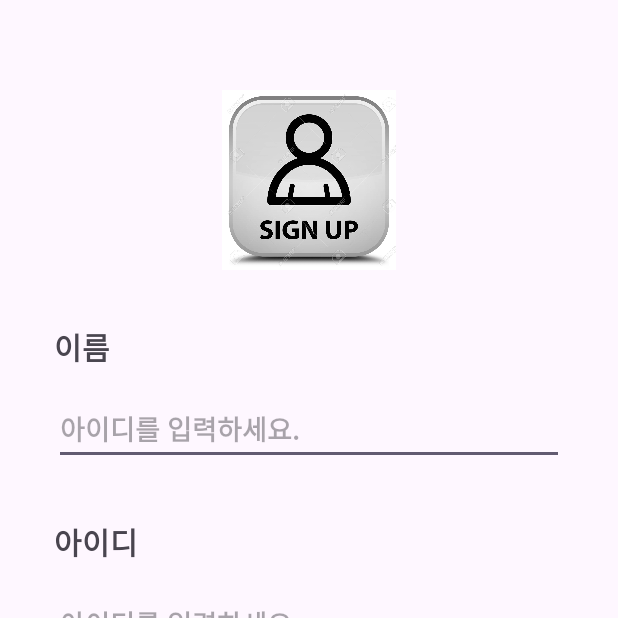
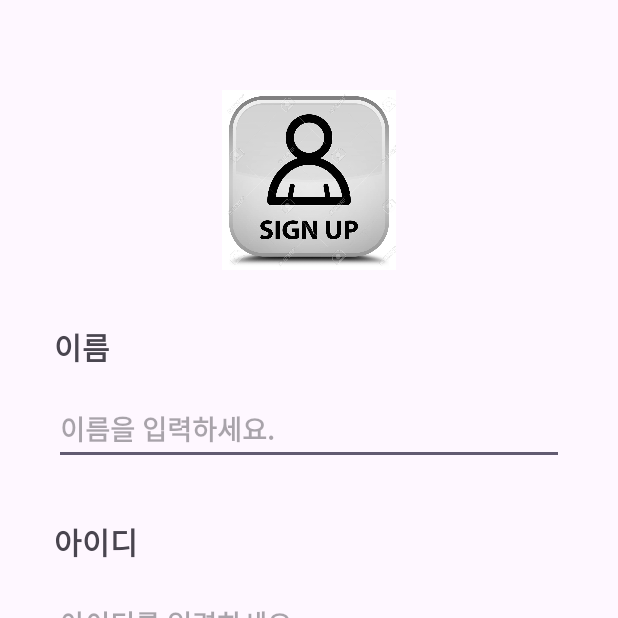
Before and after one commit to dlho1222/Sparta-Week4-Introduce, an Android app: the SignUpActivity screen opened directly, with no data from a screen before it, on a phone screen of 412 x 824 dp, the top half of it. Run offline under Robolectric (Android 15) with nearby library versions, the phone set to English and light mode, and no system bars.

Commit message:
오타 수정

```diff
--- a/app/src/main/res/layout/activity_sign_up.xml
+++ b/app/src/main/res/layout/activity_sign_up.xml
@@ -24,7 +24,7 @@
         android:layout_height="wrap_content"
         android:layout_marginTop="36dp"
         android:gravity="start"
-        android:text="이름"
+        android:text="@string/signUpNameTitle"
         android:textSize="20sp"
         android:textStyle="bold"
         app:layout_constraintEnd_toEndOf="parent"
@@ -36,7 +36,7 @@
         android:layout_width="0dp"
         android:layout_height="wrap_content"
         android:layout_marginTop="16dp"
-        android:hint="아이디를 입력하세요."
+        android:hint="@string/signUpNameHint"
         android:textStyle="bold"
         app:layout_constraintEnd_toEndOf="parent"
         app:layout_constraintStart_toStartOf="parent"
@@ -50,7 +50,7 @@
         android:layout_height="wrap_content"
         android:layout_marginTop="36dp"
         android:gravity="start"
-        android:text="아이디"
+        android:text="@string/IdTitle"
         android:textSize="20sp"
         android:textStyle="bold"
         app:layout_constraintEnd_toEndOf="parent"
@@ -63,7 +63,7 @@
         android:layout_width="0dp"
         android:layout_height="wrap_content"
         android:layout_marginTop="16dp"
-        android:hint="아이디를 입력하세요."
+        android:hint="@string/IdHint"
         android:textStyle="bold"
         app:layout_constraintEnd_toEndOf="parent"
         app:layout_constraintStart_toStartOf="parent"
@@ -75,7 +75,7 @@
         android:layout_height="wrap_content"
         android:layout_marginTop="30dp"
         android:gravity="start"
-        android:text="비밀번호"
+        android:text="@string/PasswordTitle"
         android:textSize="20sp"
         android:textStyle="bold"
         app:layout_constraintEnd_toEndOf="parent"
@@ -87,7 +87,7 @@
         android:layout_width="0dp"
         android:layout_height="wrap_content"
         android:layout_marginTop="16dp"
-        android:hint="비밀번호를 입력하세요."
+        android:hint="@string/PasswordHint"
         android:textStyle="bold"
         app:layout_constraintEnd_toEndOf="parent"
         app:layout_constraintStart_toStartOf="parent"
@@ -98,7 +98,7 @@
         android:layout_width="0dp"
         android:layout_height="wrap_content"
         android:layout_marginTop="50dp"
-        android:text="회원가입"
+        android:text="@string/signUpButton"
         android:textStyle="bold"
         app:layout_constraintEnd_toEndOf="parent"
         app:layout_constraintStart_toStartOf="parent"
--- a/app/src/main/res/values/strings.xml
+++ b/app/src/main/res/values/strings.xml
@@ -1,3 +1,17 @@
 <resources>
     <string name="app_name">Introduce</string>
+    <string name="id">아이디: ID</string>
+    <string name="name">이름: 이름</string>
+    <string name="age">나이: 0</string>
+    <string name="MBTI">MBTI: MBTI</string>
+    <string name="finish">종료</string>
+    <string name="signUpNameTitle">이름</string>
+    <string name="signUpNameHint">이름을 입력하세요.</string>
+    <string name="IdTitle">아이디</string>
+    <string name="IdHint">아이디를 입력하세요.</string>
+    <string name="PasswordTitle">비밀번호</string>
+    <string name="PasswordHint">비밀번호를 입력하세요.</string>
+    <string name="signUpButton">회원가입</string>
+    <string name="loginButton">로그인</string>
+
 </resources>
```
Also changed, not shown: app/src/main/res/layout/activity_home.xml (+7 -6 lines), app/src/main/res/layout/activity_signin.xml (+6 -6 lines).
